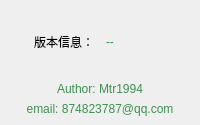
Above: Dialog/dialogversion.ui from Mtr1994/DeskMediaPlayer before the change. Below: the same form after it.
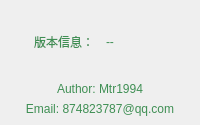
That is the form after the change.

```diff
--- a/Dialog/dialogversion.ui
+++ b/Dialog/dialogversion.ui
@@ -55,6 +55,10 @@
         </property>
         <item>
          <widget class="QLabel" name="label">
+          <property name="styleSheet">
+           <string notr="true">font: 12pt &quot;华文楷体&quot;;
+color: #3f8f54;</string>
+          </property>
           <property name="text">
            <string>版本信息：</string>
           </property>
@@ -113,7 +117,7 @@
 color: #3f8f54;</string>
         </property>
         <property name="text">
-         <string>email: 874823787@qq.com</string>
+         <string>Email: 874823787@qq.com</string>
         </property>
         <property name="alignment">
          <set>Qt::AlignCenter</set>
```
